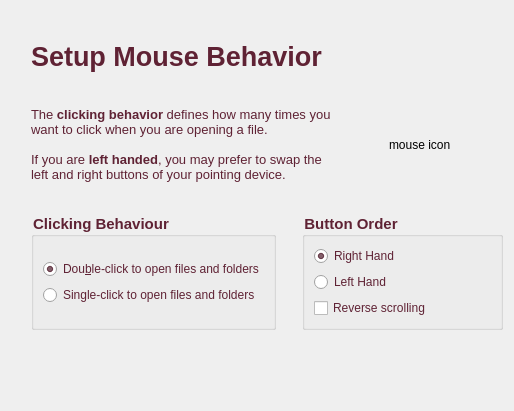
Before: the Qt Designer form kde/kaptan/src/gui/mouseWidget.ui in pars-linux/uludag, drawn with Qt 5.
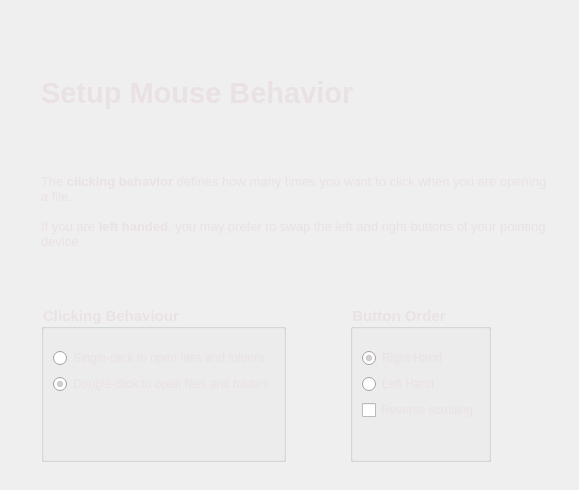
After: the same form once the commit is applied.

The edit to the form file:
```diff
--- a/kde/kaptan/src/gui/mouseWidget.ui
+++ b/kde/kaptan/src/gui/mouseWidget.ui
@@ -6,8 +6,8 @@
    <rect>
     <x>0</x>
     <y>0</y>
-    <width>514</width>
-    <height>411</height>
+    <width>579</width>
+    <height>490</height>
    </rect>
   </property>
   <property name="windowTitle">
@@ -17,22 +17,22 @@
    <string notr="true"/>
   </property>
   <layout class="QGridLayout" name="gridLayout_3">
-   <item row="0" column="1">
+   <item row="1" column="1">
     <layout class="QVBoxLayout" name="verticalLayout">
      <item>
       <layout class="QVBoxLayout" name="verticalLayout_4">
        <item>
-        <spacer name="verticalSpacer_3">
+        <spacer name="verticalSpacer_9">
          <property name="orientation">
           <enum>Qt::Vertical</enum>
          </property>
          <property name="sizeType">
-          <enum>QSizePolicy::Expanding</enum>
+          <enum>QSizePolicy::Fixed</enum>
          </property>
          <property name="sizeHint" stdset="0">
           <size>
-           <width>20</width>
-           <height>20</height>
+           <width>10</width>
+           <height>40</height>
           </size>
          </property>
         </spacer>
@@ -62,7 +62,11 @@
           <string>color: rgb(95, 34, 52);</string>
          </property>
          <property name="text">
-          <string>Setup Mouse Behavior</string>
+          <string>&lt;!DOCTYPE HTML PUBLIC &quot;-//W3C//DTD HTML 4.0//EN&quot; &quot;http://www.w3.org/TR/REC-html40/strict.dtd&quot;&gt;
+&lt;html&gt;&lt;head&gt;&lt;meta name=&quot;qrichtext&quot; content=&quot;1&quot; /&gt;&lt;style type=&quot;text/css&quot;&gt;
+p, li { white-space: pre-wrap; }
+&lt;/style&gt;&lt;/head&gt;&lt;body style=&quot; font-family:'Sans Serif'; font-size:20pt; font-weight:600; font-style:normal;&quot;&gt;
+&lt;p style=&quot; margin-top:0px; margin-bottom:0px; margin-left:0px; margin-right:0px; -qt-block-indent:0; text-indent:0px;&quot;&gt;&lt;span style=&quot; font-size:22pt; color:#eae1e4;&quot;&gt;Setup Mouse Behavior&lt;/span&gt;&lt;/p&gt;&lt;/body&gt;&lt;/html&gt;</string>
          </property>
         </widget>
        </item>
@@ -79,7 +83,7 @@
        <property name="sizeHint" stdset="0">
         <size>
          <width>20</width>
-         <height>20</height>
+         <height>50</height>
         </size>
        </property>
       </spacer>
@@ -102,51 +106,15 @@
 &lt;html&gt;&lt;head&gt;&lt;meta name=&quot;qrichtext&quot; content=&quot;1&quot; /&gt;&lt;style type=&quot;text/css&quot;&gt;
 p, li { white-space: pre-wrap; }
 &lt;/style&gt;&lt;/head&gt;&lt;body style=&quot; font-family:'Sans Serif'; font-size:8pt; font-weight:400; font-style:normal;&quot;&gt;
-&lt;p style=&quot; margin-top:0px; margin-bottom:0px; margin-left:0px; margin-right:0px; -qt-block-indent:0; text-indent:0px;&quot;&gt;&lt;span style=&quot; font-size:10pt; color:#5f2234;&quot;&gt;The &lt;/span&gt;&lt;span style=&quot; font-size:10pt; font-weight:600; color:#5f2234;&quot;&gt;clicking behavior&lt;/span&gt;&lt;span style=&quot; font-size:10pt; color:#5f2234;&quot;&gt; defines how many times you want to click when you are opening a file.&lt;/span&gt;&lt;/p&gt;
-&lt;p style=&quot;-qt-paragraph-type:empty; margin-top:0px; margin-bottom:0px; margin-left:0px; margin-right:0px; -qt-block-indent:0; text-indent:0px; font-size:10pt; color:#5f2234;&quot;&gt;&lt;/p&gt;
-&lt;p style=&quot; margin-top:0px; margin-bottom:0px; margin-left:0px; margin-right:0px; -qt-block-indent:0; text-indent:0px;&quot;&gt;&lt;span style=&quot; font-size:10pt; color:#5f2234;&quot;&gt;If you are &lt;/span&gt;&lt;span style=&quot; font-size:10pt; font-weight:600; color:#5f2234;&quot;&gt;left handed&lt;/span&gt;&lt;span style=&quot; font-size:10pt; color:#5f2234;&quot;&gt;, you may prefer to swap the left and right buttons of your pointing device.&lt;/span&gt;&lt;/p&gt;&lt;/body&gt;&lt;/html&gt;</string>
+&lt;p style=&quot; margin-top:0px; margin-bottom:0px; margin-left:0px; margin-right:0px; -qt-block-indent:0; text-indent:0px;&quot;&gt;&lt;span style=&quot; font-size:10pt; color:#eae1e4;&quot;&gt;The &lt;/span&gt;&lt;span style=&quot; font-size:10pt; font-weight:600; color:#eae1e4;&quot;&gt;clicking behavior&lt;/span&gt;&lt;span style=&quot; font-size:10pt; color:#eae1e4;&quot;&gt; defines how many times you want to click when you are opening a file.&lt;/span&gt;&lt;/p&gt;
+&lt;p style=&quot;-qt-paragraph-type:empty; margin-top:0px; margin-bottom:0px; margin-left:0px; margin-right:0px; -qt-block-indent:0; text-indent:0px; font-size:10pt; color:#eae1e4;&quot;&gt;&lt;/p&gt;
+&lt;p style=&quot; margin-top:0px; margin-bottom:0px; margin-left:0px; margin-right:0px; -qt-block-indent:0; text-indent:0px;&quot;&gt;&lt;span style=&quot; font-size:10pt; color:#eae1e4;&quot;&gt;If you are &lt;/span&gt;&lt;span style=&quot; font-size:10pt; font-weight:600; color:#eae1e4;&quot;&gt;left handed&lt;/span&gt;&lt;span style=&quot; font-size:10pt; color:#eae1e4;&quot;&gt;, you may prefer to swap the left and right buttons of your pointing device.&lt;/span&gt;&lt;/p&gt;&lt;/body&gt;&lt;/html&gt;</string>
          </property>
          <property name="wordWrap">
           <bool>true</bool>
          </property>
         </widget>
        </item>
-       <item>
-        <spacer name="horizontalSpacer_3">
-         <property name="orientation">
-          <enum>Qt::Horizontal</enum>
-         </property>
-         <property name="sizeType">
-          <enum>QSizePolicy::Expanding</enum>
-         </property>
-         <property name="sizeHint" stdset="0">
-          <size>
-           <width>20</width>
-           <height>20</height>
-          </size>
-         </property>
-        </spacer>
-       </item>
-       <item>
-        <widget class="QLabel" name="pixMouseIcon">
-         <property name="text">
-          <string>mouse icon</string>
-         </property>
-        </widget>
-       </item>
-       <item>
-        <spacer name="horizontalSpacer_4">
-         <property name="orientation">
-          <enum>Qt::Horizontal</enum>
-         </property>
-         <property name="sizeHint" stdset="0">
-          <size>
-           <width>20</width>
-           <height>20</height>
-          </size>
-         </property>
-        </spacer>
-       </item>
       </layout>
      </item>
      <item>
@@ -160,7 +128,7 @@
        <property name="sizeHint" stdset="0">
         <size>
          <width>20</width>
-         <height>25</height>
+         <height>50</height>
         </size>
        </property>
       </spacer>
@@ -182,7 +150,7 @@
             <bool>false</bool>
            </property>
            <property name="styleSheet">
-            <string notr="true">color:#5f2234</string>
+            <string notr="true">color:#eae1e4</string>
            </property>
            <property name="title">
             <string>Clicking Behaviour</string>
@@ -194,9 +162,7 @@
             <bool>false</bool>
            </property>
            <layout class="QGridLayout" name="gridLayout">
-            <item row="0" column="0">
-             <layout class="QVBoxLayout" name="verticalLayout_6">
-              <item>
+            <item row="3" column="0">
                <widget class="QRadioButton" name="DoubleClick">
                 <property name="font">
                  <font>
@@ -216,7 +182,7 @@
                 </property>
                </widget>
               </item>
-              <item>
+            <item row="1" column="0">
                <widget class="QRadioButton" name="singleClick">
                 <property name="enabled">
                  <bool>true</bool>
@@ -232,7 +198,37 @@
                 </property>
                </widget>
               </item>
-             </layout>
+            <item row="4" column="0">
+             <spacer name="verticalSpacer_5">
+              <property name="orientation">
+               <enum>Qt::Vertical</enum>
+              </property>
+              <property name="sizeType">
+               <enum>QSizePolicy::Expanding</enum>
+              </property>
+              <property name="sizeHint" stdset="0">
+               <size>
+                <width>20</width>
+                <height>30</height>
+               </size>
+              </property>
+             </spacer>
+            </item>
+            <item row="0" column="0">
+             <spacer name="verticalSpacer_7">
+              <property name="orientation">
+               <enum>Qt::Vertical</enum>
+              </property>
+              <property name="sizeType">
+               <enum>QSizePolicy::Fixed</enum>
+              </property>
+              <property name="sizeHint" stdset="0">
+               <size>
+                <width>20</width>
+                <height>10</height>
+               </size>
+              </property>
+             </spacer>
             </item>
            </layout>
           </widget>
@@ -245,7 +241,7 @@
           <enum>Qt::Horizontal</enum>
          </property>
          <property name="sizeType">
-          <enum>QSizePolicy::Fixed</enum>
+          <enum>QSizePolicy::Expanding</enum>
          </property>
          <property name="sizeHint" stdset="0">
           <size>
@@ -267,13 +263,13 @@
             </font>
            </property>
            <property name="styleSheet">
-            <string notr="true">color:#5f2234</string>
+            <string notr="true">color:#eae1e4</string>
            </property>
            <property name="title">
             <string>Button Order</string>
            </property>
            <layout class="QGridLayout" name="gridLayout_2">
-            <item row="0" column="0">
+            <item row="2" column="0">
              <widget class="QRadioButton" name="radioButtonRightHand">
               <property name="text">
                <string>Right Hand</string>
@@ -283,33 +279,81 @@
               </property>
              </widget>
             </item>
-            <item row="2" column="0">
+            <item row="4" column="0">
              <widget class="QCheckBox" name="checkReverse">
               <property name="styleSheet">
-               <string notr="true">color:#5f2234</string>
+               <string notr="true">color:#eae1e4</string>
               </property>
               <property name="text">
                <string>Reverse scrolling</string>
               </property>
              </widget>
             </item>
-            <item row="1" column="0">
+            <item row="3" column="0">
              <widget class="QRadioButton" name="radioButtonLeftHand">
               <property name="text">
                <string>Left Hand</string>
               </property>
              </widget>
             </item>
+            <item row="5" column="0">
+             <spacer name="verticalSpacer_6">
+              <property name="orientation">
+               <enum>Qt::Vertical</enum>
+              </property>
+              <property name="sizeType">
+               <enum>QSizePolicy::Expanding</enum>
+              </property>
+              <property name="sizeHint" stdset="0">
+               <size>
+                <width>20</width>
+                <height>30</height>
+               </size>
+              </property>
+             </spacer>
+            </item>
+            <item row="1" column="0">
+             <spacer name="verticalSpacer_8">
+              <property name="orientation">
+               <enum>Qt::Vertical</enum>
+              </property>
+              <property name="sizeType">
+               <enum>QSizePolicy::Fixed</enum>
+              </property>
+              <property name="sizeHint" stdset="0">
+               <size>
+                <width>20</width>
+                <height>10</height>
+               </size>
+              </property>
+             </spacer>
+            </item>
            </layout>
           </widget>
          </item>
         </layout>
        </item>
+       <item>
+        <spacer name="horizontalSpacer_5">
+         <property name="orientation">
+          <enum>Qt::Horizontal</enum>
+         </property>
+         <property name="sizeType">
+          <enum>QSizePolicy::Expanding</enum>
+         </property>
+         <property name="sizeHint" stdset="0">
+          <size>
+           <width>20</width>
+           <height>20</height>
+          </size>
+         </property>
+        </spacer>
+       </item>
       </layout>
      </item>
     </layout>
    </item>
-   <item row="1" column="1">
+   <item row="2" column="1">
     <spacer name="verticalSpacer_2">
      <property name="orientation">
       <enum>Qt::Vertical</enum>
@@ -322,8 +366,40 @@
      </property>
     </spacer>
    </item>
-   <item row="0" column="0">
+   <item row="1" column="0">
     <spacer name="horizontalSpacer_2">
+     <property name="orientation">
+      <enum>Qt::Horizontal</enum>
+     </property>
+     <property name="sizeType">
+      <enum>QSizePolicy::Fixed</enum>
+     </property>
+     <property name="sizeHint" stdset="0">
+      <size>
+       <width>30</width>
+       <height>20</height>
+      </size>
+     </property>
+    </spacer>
+   </item>
+   <item row="0" column="1">
+    <spacer name="verticalSpacer_3">
+     <property name="orientation">
+      <enum>Qt::Vertical</enum>
+     </property>
+     <property name="sizeType">
+      <enum>QSizePolicy::Expanding</enum>
+     </property>
+     <property name="sizeHint" stdset="0">
+      <size>
+       <width>20</width>
+       <height>40</height>
+      </size>
+     </property>
+    </spacer>
+   </item>
+   <item row="1" column="2">
+    <spacer name="horizontalSpacer_3">
      <property name="orientation">
       <enum>Qt::Horizontal</enum>
      </property>
```
Lines whose indentation alone changed are shown as unchanged.
